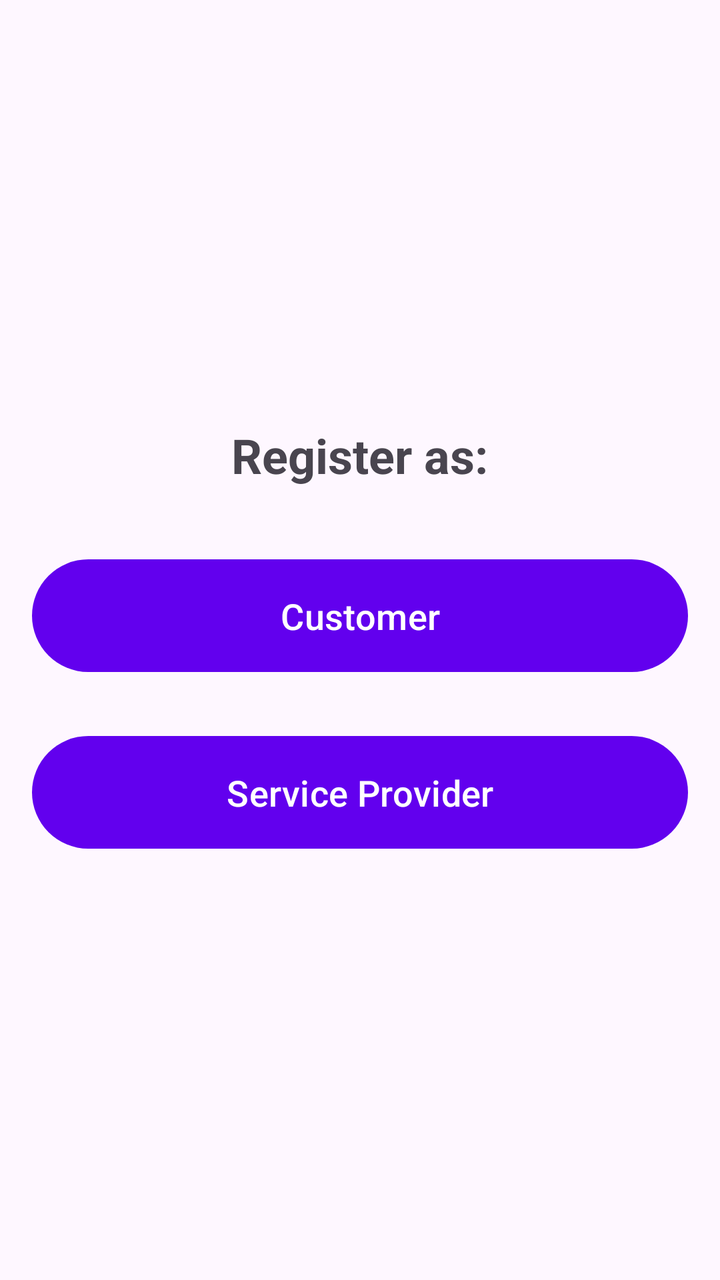
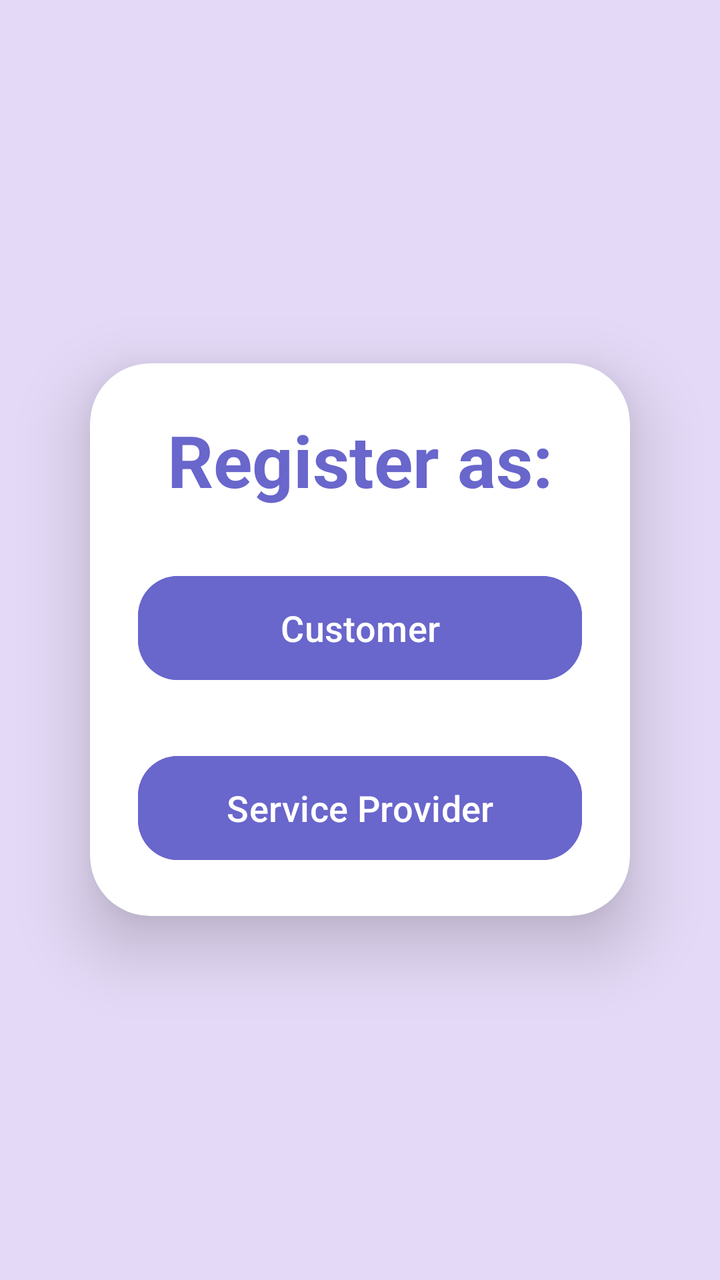

An Android layout rendered at two revisions. The XML below is the earlier revision; the diff shows what the commit changed to produce the second picture.
<!-- AndroidManifest.xml: application theme Theme.RealtimeDB -->
<!-- res/layout/activity_user_type_selection.xml -->
<?xml version="1.0" encoding="utf-8"?>
<LinearLayout xmlns:android="http://schemas.android.com/apk/res/android"
    xmlns:tools="http://schemas.android.com/tools"
    android:layout_width="match_parent"
    android:layout_height="match_parent"
    android:orientation="vertical"
    android:padding="16dp"
    android:gravity="center"
    tools:context=".UserTypeSelectionActivity">

    <TextView
        android:layout_width="wrap_content"
        android:layout_height="wrap_content"
        android:text="Register as:"
        android:textSize="24sp"
        android:textStyle="bold"
        android:layout_marginBottom="32dp" />

    <Button
        android:id="@+id/buttonCustomer"
        android:layout_width="match_parent"
        android:layout_height="wrap_content"
        android:text="Customer"
        android:padding="16dp"
        android:textSize="18sp"
        android:layout_marginBottom="24dp" />

    <Button
        android:id="@+id/buttonServiceProvider"
        android:layout_width="match_parent"
        android:layout_height="wrap_content"
        android:text="Service Provider"
        android:padding="16dp"
        android:textSize="18sp" />

</LinearLayout>
<!-- resources referenced by this layout -->
<resources>
  <style name="Theme.RealtimeDB" parent="Base.Theme.RealtimeDB" />
  <style name="Base.Theme.RealtimeDB" parent="Theme.Material3.DayNight.NoActionBar">
          
          <item name="colorPrimary">@color/colorPrimary</item>
          <item name="colorPrimaryVariant">@color/colorPrimaryDark</item>
          <item name="colorOnPrimary">@color/white</item>
          
          <item name="colorSecondary">@color/colorAccent</item>
          <item name="colorOnSecondary">@color/black</item>
          
          <item name="android:statusBarColor">?attr/colorPrimaryVariant</item>
      </style>
  <color name="colorPrimary">#6200EE</color>
  <color name="colorPrimaryDark">#3700B3</color>
  <color name="white">#FFFFFFFF</color>
  <color name="colorAccent">#03DAC5</color>
  <color name="black">#FF000000</color>
</resources>

<!-- the commit's change to res/layout/activity_user_type_selection.xml (unified diff, before → after) -->
@@ -1,36 +1,50 @@
 <?xml version="1.0" encoding="utf-8"?>
-<LinearLayout xmlns:android="http://schemas.android.com/apk/res/android"
+<LinearLayout
+    xmlns:android="http://schemas.android.com/apk/res/android"
+    xmlns:app="http://schemas.android.com/apk/res-auto"
     xmlns:tools="http://schemas.android.com/tools"
     android:layout_width="match_parent"
     android:layout_height="match_parent"
     android:orientation="vertical"
-    android:padding="16dp"
+    android:background="#E4D9F6"
     android:gravity="center"
     tools:context=".UserTypeSelectionActivity">
 
-    <TextView
+    <androidx.cardview.widget.CardView
         android:layout_width="wrap_content"
         android:layout_height="wrap_content"
-        android:text="Register as:"
-        android:textSize="24sp"
-        android:textStyle="bold"
-        android:layout_marginBottom="32dp" />
+        android:elevation="8dp"
+        android:layout_margin="30dp"
+        app:cardCornerRadius="30dp"
+        app:cardElevation="20dp">
 
-    <Button
-        android:id="@+id/buttonCustomer"
-        android:layout_width="match_parent"
-        android:layout_height="wrap_content"
-        android:text="Customer"
-        android:padding="16dp"
-        android:textSize="18sp"
-        android:layout_marginBottom="24dp" />
+        <LinearLayout
+            android:layout_width="270dp"
+            android:layout_height="wrap_content"
+            android:orientation="vertical"
+            android:layout_gravity="center_horizontal"
+            android:padding="24dp">
 
-    <Button
-        android:id="@+id/buttonServiceProvider"
-        android:layout_width="match_parent"
-        android:layout_height="wrap_content"
-        android:text="Service Provider"
-        android:padding="16dp"
-        android:textSize="18sp" />
+            <TextView
+                android:layout_width="match_parent"
+                android:layout_height="wrap_content"
+                android:text="Register as:"
+                android:textAlignment="center"
+                style="@style/HeadingTextStyle"/>
+
+            <Button
+                android:id="@+id/buttonCustomer"
+                android:text="Customer"
+                style="@style/ButtonStyle" />
+
+            <Button
+                android:id="@+id/buttonServiceProvider"
+                android:text="Service Provider"
+                style="@style/ButtonStyle" />
+
+        </LinearLayout>
+
+    </androidx.cardview.widget.CardView>
+
 
 </LinearLayout>
<!-- resource entries referenced after the edit -->
@@ -1,6 +1,21 @@
 <!-- resources referenced by this layout -->
 <resources>
+  <style name="ButtonStyle">
+          <item name="android:backgroundTint">@color/lavender</item>
+          <item name="android:layout_marginTop">30dp</item>
+          <item name="android:layout_width">match_parent</item>
+          <item name="android:layout_height">60dp</item>
+          <item name="android:textSize">18sp</item>
+          <item name="cornerRadius">20dp</item>
+      </style>
+  <style name="HeadingTextStyle">
+          <item name="android:textColor">@color/lavender</item>
+          <item name="android:textSize">36sp</item>
+          <item name="android:textStyle">bold</item>
+          <item name="android:textAlignment">center</item>
+      </style>
   <style name="Theme.RealtimeDB" parent="Base.Theme.RealtimeDB" />
+  <color name="lavender">#6966CC</color>
   <style name="Base.Theme.RealtimeDB" parent="Theme.Material3.DayNight.NoActionBar">
           
           <item name="colorPrimary">@color/colorPrimary</item>
